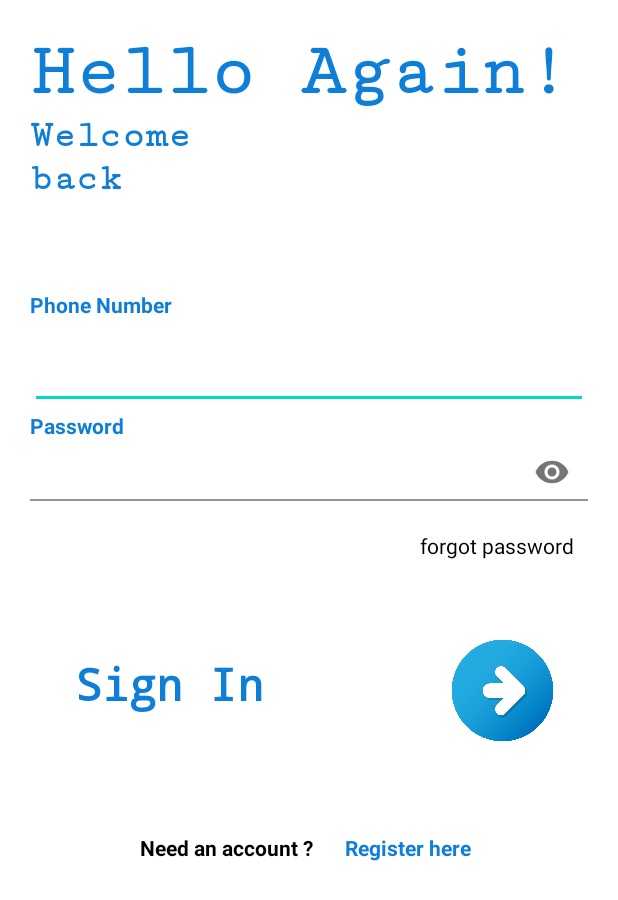
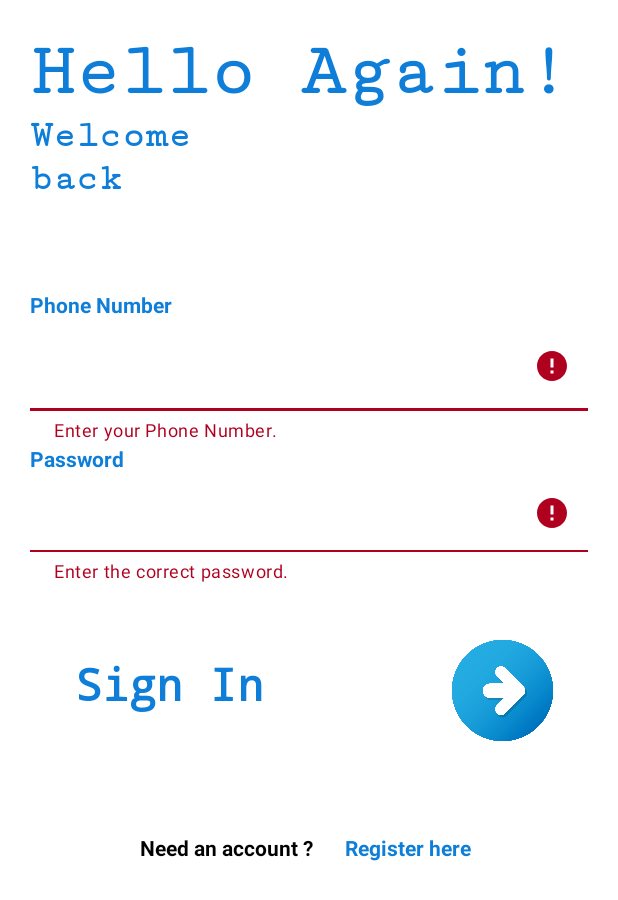
Before and after one commit to Bhariya-Application-Development-Team/Bhariya, an Android app: the screen it shows after launch (LoginActivity), after a tap on an icon or button, on a phone screen of 412 x 824 dp. Shown: the top 900 px of the screen. Run offline under Robolectric (Android 15) with nearby library versions, the phone set to English and light mode, and no system bars.

Commit message:
Login Completed with Complete backend api  connection

```diff
--- a/app/src/main/java/com/sudhir/bhariya/LoginActivity.kt
+++ b/app/src/main/java/com/sudhir/bhariya/LoginActivity.kt
@@ -9,6 +9,7 @@ import android.widget.*
 import androidx.appcompat.app.AppCompatActivity
 import androidx.core.app.ActivityCompat
 import com.google.android.material.snackbar.Snackbar
+import com.google.android.material.textfield.TextInputLayout
 import com.sudhir.bhariya.Repository.UserRepository
 import kotlinx.coroutines.CoroutineScope
 import kotlinx.coroutines.Dispatchers
@@ -24,9 +25,11 @@ class LoginActivity : AppCompatActivity() {
         android.Manifest.permission.ACCESS_FINE_LOCATION
     )
     private lateinit var btnLogin: ImageView
-    private lateinit var etUsername: EditText
-    private lateinit var etPassword: EditText
+    private lateinit var etphonenumber: EditText
+    private lateinit var etpassword: EditText
     private lateinit var tvSignup: TextView
+    private lateinit var phonenumbertxt: TextInputLayout
+    private lateinit var passwordtxt : TextInputLayout
     private lateinit var linearLayout: LinearLayout
 
     override fun onCreate(savedInstanceState: Bundle?) {
@@ -34,14 +37,20 @@ class LoginActivity : AppCompatActivity() {
         requestWindowFeature(Window.FEATURE_NO_TITLE)
         setContentView(R.layout.activity_login)
 
-        etUsername = findViewById(R.id.etphonenumber)
-        etPassword = findViewById(R.id.etpassword)
+        etphonenumber = findViewById(R.id.etphonenumber)
+        etpassword = findViewById(R.id.etpassword)
         btnLogin = findViewById(R.id.btnlogin)
         tvSignup = findViewById(R.id.tvSignup)
+        phonenumbertxt = findViewById(R.id.phonenumbertxt)
+        passwordtxt = findViewById(R.id.passwordtxt)
         // checkRunTimePermission()
 
         btnLogin.setOnClickListener {
             login()
+            val etpassword : String = etpassword.text.toString()
+            validatePhonenumber()
+            validatePassword(etpassword)
+
 
 
         }
@@ -50,16 +59,6 @@ class LoginActivity : AppCompatActivity() {
             val intent = Intent(this, SignUpActivity::class.java)
             startActivity(intent)
         }
-
-//        tvSignup.setOnClickListener {
-//
-//            startActivity(
-//                Intent(
-//                    this@LoginActivity,
-//                    SignupActivity::class.java
-//                )
-//            )
-//        }
     }
 
     private fun checkRunTimePermission() {
@@ -87,15 +86,50 @@ class LoginActivity : AppCompatActivity() {
         ActivityCompat.requestPermissions(this@LoginActivity, permissions, 1)
     }
 
+    private  fun validatePhonenumber(): Boolean{
+
+        val phone : String = etphonenumber.text.toString()
+
+        if(phone.isEmpty()){
+
+            phonenumbertxt.setError("Enter your Phone Number.")
+            return false
+        }
+        else{
+            phonenumbertxt.setError(null)
+            return true
+
+        }
+    }
+
+    private fun validatePassword(etpassword : String):Boolean{
+
+
+        if(etpassword.isEmpty()){
+
+            passwordtxt.setError("Enter the correct password.")
+            return false
+        }
+        else{
+            passwordtxt.setError(null)
+            return true
+
+        }
+    }
+
     private fun login() {
 
-        val username = etUsername.text.toString()
-        val password = etPassword.text.toString()
+        val phonenumber = etphonenumber.text.toString()
+        val password = etpassword.text.toString()
+
+
+
         CoroutineScope(Dispatchers.IO).launch {
             try {
                 val repository = UserRepository()
-                val response = repository.checkUser(username, password)
+                val response = repository.checkUser(phonenumber, password)
                 if (response.success == true) {
+                    println("Successful Login")
                     // Open Dashboard
                     ServiceBuilder.token = "Bearer ${response.token}"
                     startActivity(
@@ -123,13 +157,7 @@ class LoginActivity : AppCompatActivity() {
 
 
             } catch (ex: Exception) {
-                withContext(Dispatchers.Main) {
-                    Toast.makeText(
-                        this@LoginActivity,
-                        ex.toString(),
-                        Toast.LENGTH_SHORT
-                    ).show()
-                }
+                println(ex.toString())
             }
         }
     }
--- a/app/src/main/java/com/sudhir/bhariya/Repository/UserRepository.kt
+++ b/app/src/main/java/com/sudhir/bhariya/Repository/UserRepository.kt
@@ -20,9 +20,9 @@ class UserRepository : MyApiRequest(){
         }
     }
 
-    suspend fun checkUser(username: String, password: String): LoginResponse {
+    suspend fun checkUser(phonenumber: String, password: String): LoginResponse {
         return apiRequest {
-            userAPI.checkUser(username, password)
+            userAPI.checkUser(phonenumber, password)
         }
     }
 
--- a/app/src/main/java/com/sudhir/bhariya/api/UserAPI.kt
+++ b/app/src/main/java/com/sudhir/bhariya/api/UserAPI.kt
@@ -21,18 +21,9 @@ interface UserAPI {
     @FormUrlEncoded
     @POST("user/login/")
     suspend fun checkUser(
-        @Field("username") username :String,
+        @Field("Phonenumber") Phonenumber :String,
         @Field("password") password :String,
 
     ):Response<LoginResponse>
 
-    //for testing ony
-    @FormUrlEncoded
-    @POST("/user/login/")
-    suspend fun checkUsertest(
-        @Field("username") username :String,
-        @Field("password") password :String,
-
-        ):Response<LoginResponse>
-
 }
--- a/app/src/main/res/layout/activity_login.xml
+++ b/app/src/main/res/layout/activity_login.xml
@@ -54,15 +54,23 @@
             android:text="Phone Number"
             android:textColor="#0E7ED8"
 
+
             android:textStyle="bold"></com.google.android.material.textview.MaterialTextView>
+        <com.google.android.material.textfield.TextInputLayout
+            android:layout_width="match_parent"
+            android:layout_height="wrap_content"
+            android:layout_marginTop="1dp"
+            android:id="@+id/phonenumbertxt">
 
 
-        <com.google.android.material.textfield.TextInputEditText
-            android:id="@+id/etphonenumber"
+            <com.google.android.material.textfield.TextInputEditText
+                android:id="@+id/etphonenumber"
+                android:background="#fff"
+                android:layout_width="match_parent"
+                android:layout_height="60dp"
+                android:inputType="number" />
+        </com.google.android.material.textfield.TextInputLayout>
 
-            android:layout_width="match_parent"
-            android:layout_height="60dp"
-            android:inputType="number" />
 
 
         <com.google.android.material.textview.MaterialTextView
@@ -77,12 +85,13 @@
             android:layout_width="match_parent"
             android:layout_height="wrap_content"
             android:layout_marginTop="1dp"
+            android:id="@+id/passwordtxt"
             app:passwordToggleEnabled="true">
 
             <com.google.android.material.textfield.TextInputEditText
                 android:id="@+id/etpassword"
                 android:layout_width="match_parent"
-                android:layout_height="39dp"
+                android:layout_height="51dp"
                 android:background="#fff"
                 android:inputType="textPassword" />
         </com.google.android.material.textfield.TextInputLayout>
@@ -90,9 +99,9 @@
         <TextView
             android:layout_width="match_parent"
             android:layout_height="wrap_content"
-            android:layout_marginLeft="260dp"
-            android:layout_marginTop="20dp"
-            android:text="forgot password"
+            android:layout_marginLeft="230dp"
+            android:layout_marginTop="10dp"
+            android:text="forgot password?"
             android:textColor="#000000" />
 
 
--- a/app/src/main/res/layout/activity_main.xml
+++ b/app/src/main/res/layout/activity_main.xml
@@ -9,7 +9,16 @@
     <TextView
         android:layout_width="wrap_content"
         android:layout_height="wrap_content"
-        android:text="Hello World!"
+        android:text="WELCOME TO BHARIYA!"
+        app:layout_constraintBottom_toBottomOf="parent"
+        app:layout_constraintLeft_toLeftOf="parent"
+        app:layout_constraintRight_toRightOf="parent"
+        app:layout_constraintTop_toTopOf="parent" />
+    <TextView
+        android:layout_width="wrap_content"
+        android:layout_height="wrap_content"
+        android:layout_marginTop="50dp"
+        android:text="Login Successful!"
         app:layout_constraintBottom_toBottomOf="parent"
         app:layout_constraintLeft_toLeftOf="parent"
         app:layout_constraintRight_toRightOf="parent"
```
